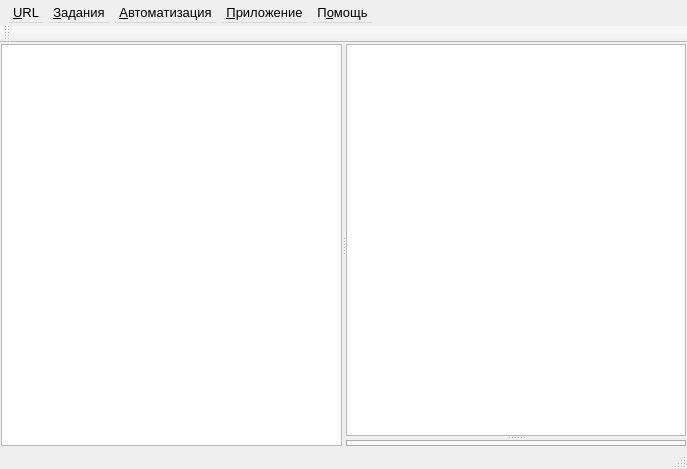
This is REXLoader/rexwindow.ui in RA9OAJ/rexloader as Qt 5 draws it before an edit. The edited form follows.
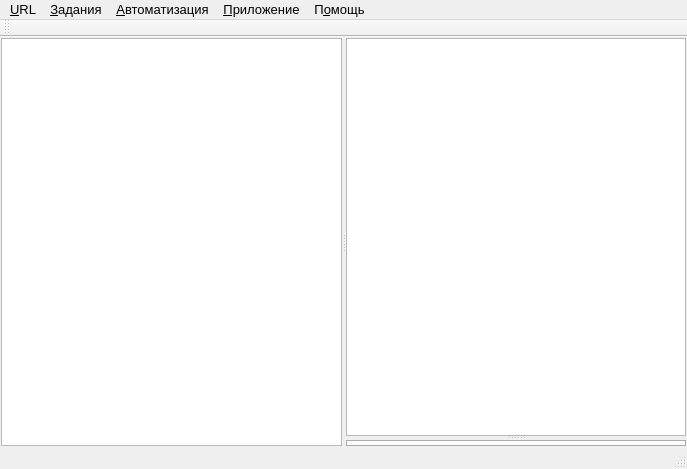
This is the edited form. Icons and pictures are not drawn. Custom widgets are drawn as their Qt base class.

```diff
--- a/REXLoader/rexwindow.ui
+++ b/REXLoader/rexwindow.ui
@@ -96,14 +96,13 @@
      <x>0</x>
      <y>0</y>
      <width>687</width>
-     <height>28</height>
+     <height>22</height>
     </rect>
    </property>
    <property name="styleSheet">
     <string notr="true">QMenuBar 
 {
 Font-size: 13px;
-margin: 3px;
 }</string>
    </property>
    <widget class="QMenu" name="menuURL">
```
